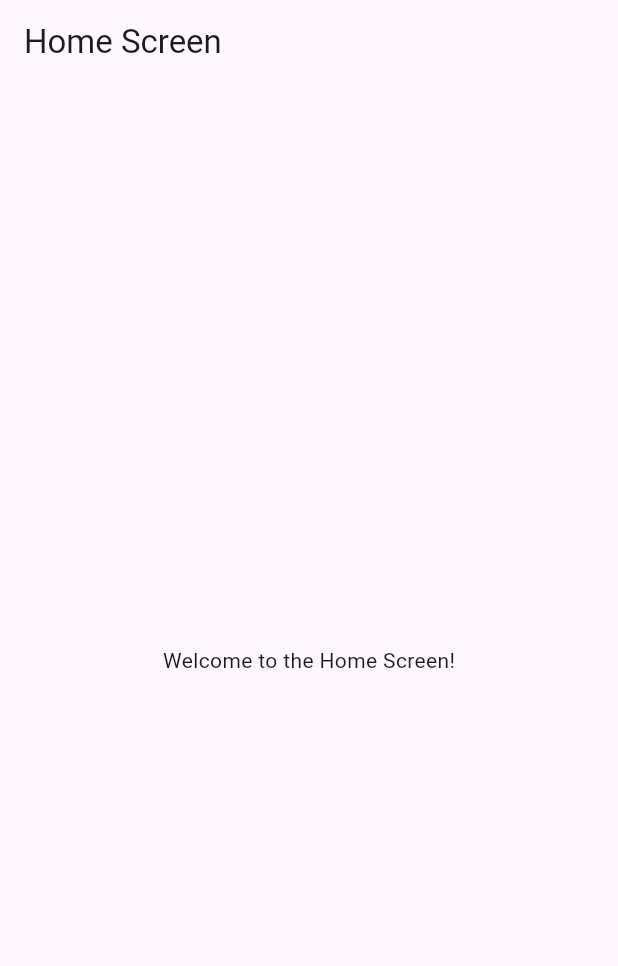
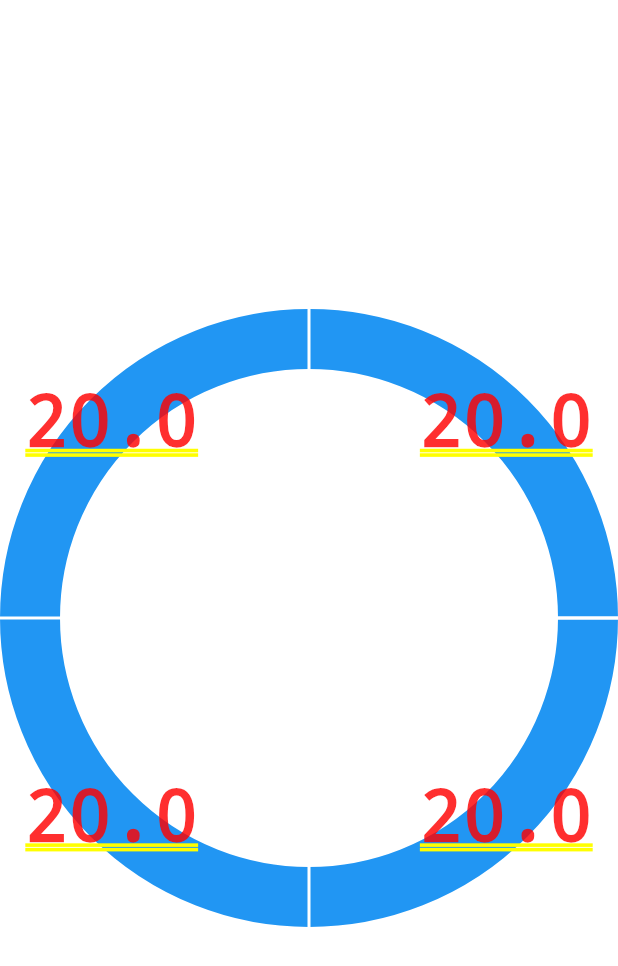
Before and after one commit to RezRak/FiftyThirtyTwenty, a Flutter app: the screen it shows after launch, after a tap on "Submit", on a phone screen of 412 x 824 dp. Shown: the top 966 px of the screen. Run offline on Flutter 3.47's test engine with Material 3 defaults, Android fonts, the phone set to English and light mode, and no system bars; drawn by our look-alikes of fl_chart; our stand-ins replace sqflite; accounts and stored records are empty.

Commit message:
Created Pie Chart

```diff
--- a/lib/home.dart
+++ b/lib/home.dart
@@ -1,17 +1,45 @@
+import 'package:fl_chart/fl_chart.dart';
 import 'package:flutter/material.dart';
+import 'main.dart';
+import 'database.dart';
+
+
+  void main() {
+    runApp(const Home());
+  }
+
+
 
 class Home extends StatelessWidget {
   const Home({super.key});
 
   @override
   Widget build(BuildContext context) {
-    return Scaffold(
-      appBar: AppBar(
-        title: const Text('Home Screen'),
-      ),
-      body: Center(
-        child: const Text('Welcome to the Home Screen!'),
-      ),
+    return PieChart(
+      swapAnimationDuration: const Duration(milliseconds: 250),
+      swapAnimationCurve: Curves.bounceIn,
+      PieChartData(
+        sections: [
+          PieChartSectionData(
+            value: 20,
+            color: Colors.blue,
+          ),
+          PieChartSectionData(
+            value: 20,
+            color: Colors.blue,
+          ),
+
+          PieChartSectionData(
+            value: 20,
+            color: Colors.blue,
+          ),
+
+          PieChartSectionData(
+            value: 20,
+            color: Colors.blue,
+          ),
+        ]
+      )
     );
   }
 }
--- a/lib/main.dart
+++ b/lib/main.dart
@@ -1,6 +1,7 @@
 import 'package:flutter/material.dart';
 import 'package:ftt/signup.dart';
 import 'database.dart';
+import 'package:fl_chart/fl_chart.dart';
 
 final dbHelper = DatabaseHelper();
 
--- a/pubspec.yaml
+++ b/pubspec.yaml
@@ -39,6 +39,7 @@ dependencies:
   # The following adds the Cupertino Icons font to your application.
   # Use with the CupertinoIcons class for iOS style icons.
   cupertino_icons: ^1.0.8
+  fl_chart: ^0.69.0
 
 dev_dependencies:
   flutter_test:
```
Also changed, not shown: pubspec.lock.
